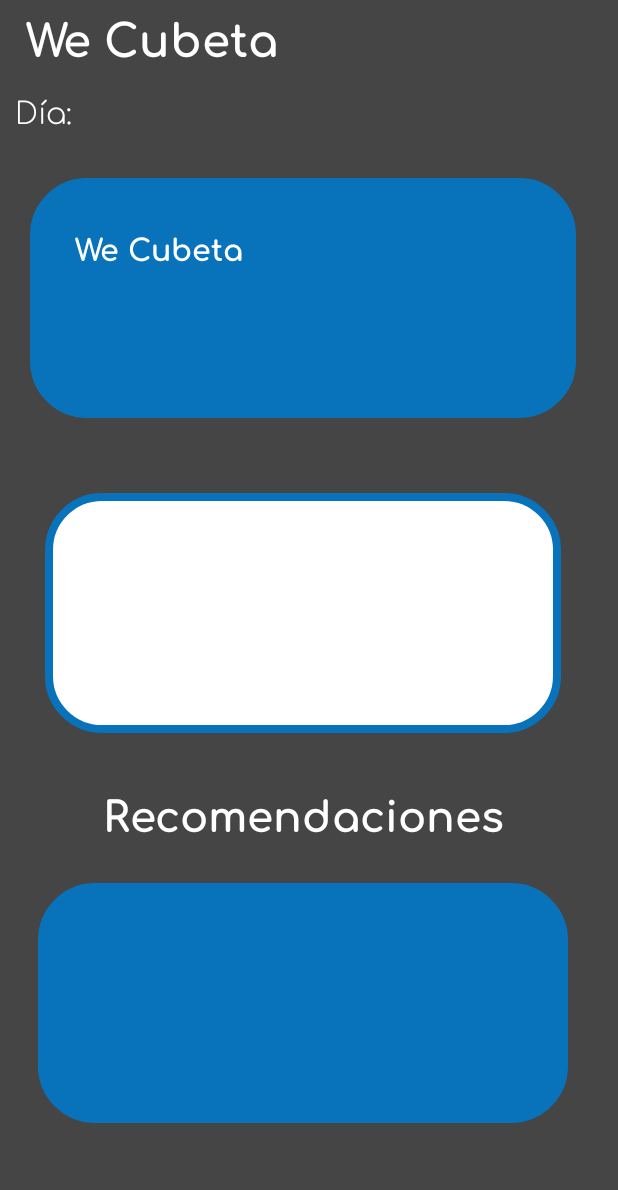
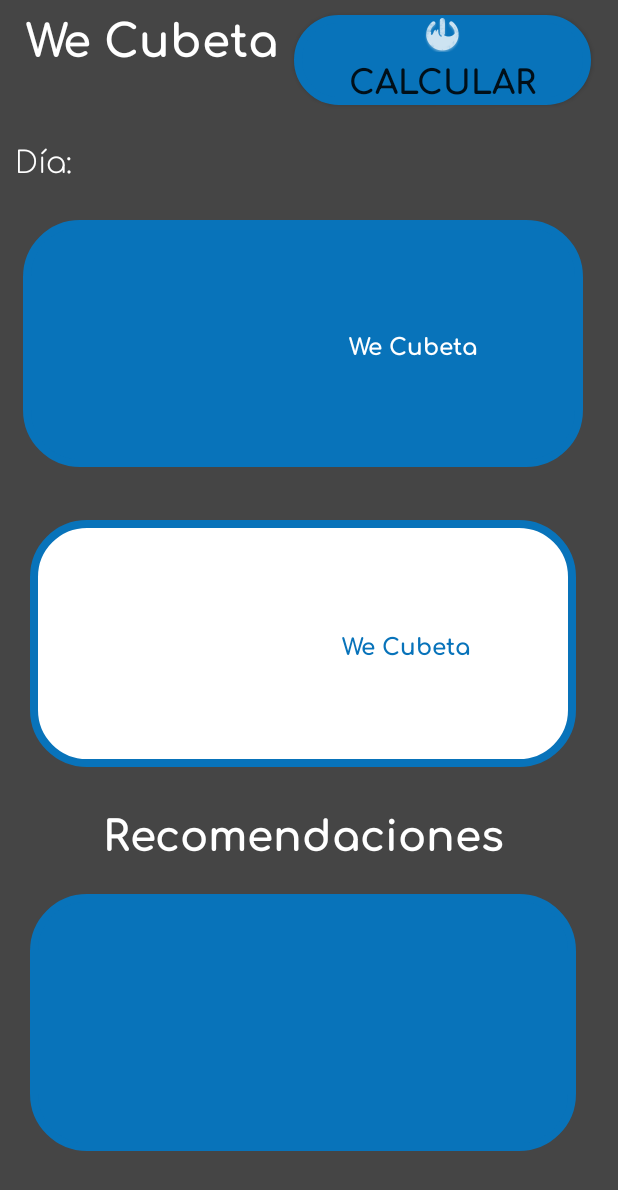
Before and after one commit to RaulHdzDev/WeAppb, an Android app: the Wecubeta screen opened directly, with no data from a screen before it, on a phone screen of 412 x 824 dp. Shown: the top 1190 px of the screen. Run offline under Robolectric (Android 15) with nearby library versions, the phone set to English and light mode, and no system bars.

Commit message:
Cambio wecubeta

```diff
--- a/app/src/main/res/layout/activity_iniciosesion.xml
+++ b/app/src/main/res/layout/activity_iniciosesion.xml
@@ -38,6 +38,7 @@
             android:fontFamily="@font/comfortaa_bold"
             android:hint="Correo"
             android:padding="20dp"
+            android:inputType="textEmailAddress"
             android:textAlignment="center"
             android:textColor="#fff"
             android:textColorHint="#fff" />/
--- a/app/src/main/res/layout/activity_opciones.xml
+++ b/app/src/main/res/layout/activity_opciones.xml
@@ -37,13 +37,6 @@
             android:textColor="#fff"
             android:textSize="16sp" />
 
-        <ImageView
-            android:id="@+id/imageView3"
-            android:layout_width="178dp"
-            android:layout_height="161dp"
-            android:layout_marginLeft="110dp"
-            android:layout_marginTop="50dp"
-            app:srcCompat="@drawable/img_opciones" />
 
         <Button
             android:id="@+id/btnCubeta"
@@ -104,6 +97,14 @@
             android:textSize="18dp"
             android:textStyle="bold" />
 
+
+        <ImageView
+            android:layout_marginTop="40dp"
+            android:layout_width="150dp"
+            android:layout_height="150dp"
+            android:layout_gravity="center"
+            android:src="@drawable/logo"
+            />
     </LinearLayout>
 
 
--- a/app/src/main/res/layout/activity_wecubeta.xml
+++ b/app/src/main/res/layout/activity_wecubeta.xml
@@ -16,9 +16,10 @@
         android:layout_margin="0dp"
         >
         <LinearLayout
-            android:layout_width="wrap_content"
-            android:layout_height="match_parent"
+            android:layout_width="match_parent"
+            android:layout_height="wrap_content"
             >
+
 
             <TextView
                 android:layout_width="wrap_content"
@@ -30,6 +31,18 @@
                 android:textColorHint="#fff"
                 android:textSize="30dp" />
 
+            <Button
+                android:layout_width="match_parent"
+                android:layout_height="wrap_content"
+                android:layout_margin="10dp"
+                android:background="@drawable/fondoazul"
+                android:drawableTop="@drawable/botonlogo"
+                android:fontFamily="@font/comfortaa_bold"
+                android:text="Calcular"
+                android:textAlignment="center"
+                android:textSize="22dp"
+                />
+
         </LinearLayout>
 
         <TextView
@@ -40,46 +53,32 @@
             android:text="Día:"
             android:textColor="#fff"
             android:textSize="20dp" />
-        <LinearLayout
-            android:padding="30dp"
+        <TextView
             android:layout_width="match_parent"
-            android:orientation="vertical"
-            android:layout_height="160dp"
-            android:layout_margin="20dp"
+            android:layout_height="match_parent"
+            android:padding="70dp"
+            android:layout_margin="15dp"
+            android:text="We Cubeta"
         android:background="@drawable/fondoazul"
-            ><TextView
-            android:layout_width="wrap_content"
-            android:layout_height="wrap_content"
-            android:text="We Cubeta"
-            android:textSize="20dp"
+            android:textSize="15dp"
             android:fontFamily="@font/comfortaa_bold"
             android:textColor="#fff"
+            android:textAlignment="textEnd"/>
 
+            <TextView
+            android:layout_width="match_parent"
+            android:background="@drawable/contornoazul"
+                android:textAlignment="textEnd"
+            android:layout_height="match_parent"
+            android:text="We Cubeta"
+            android:textSize="15dp"
+            android:fontFamily="@font/comfortaa_bold"
+            android:textColor="#0873BA"
+                android:padding="70dp"
+
+                android:layout_margin="20dp"
                 />
-        </LinearLayout>
 
-        <LinearLayout
-            android:padding="20dp"
-            android:layout_width="match_parent"
-            android:orientation="vertical"
-            android:layout_height="160dp"
-            android:layout_margin="30dp"
-            android:background="@drawable/contornoazul"
-            ><TextView
-            android:layout_width="wrap_content"
-            android:layout_height="wrap_content"
-            android:text="We Cubeta"
-            android:textSize="20dp"
-            android:fontFamily="@font/comfortaa_bold"
-            android:textColor="#fff"
-
-            />
-        </LinearLayout>
-        <LinearLayout
-            android:layout_width="wrap_content"
-            android:layout_height="match_parent"
-            android:layout_gravity="center_horizontal"
-            >
             <TextView
                 android:layout_width="wrap_content"
                 android:layout_height="wrap_content"
@@ -90,25 +89,21 @@
                 android:textColorHint="#fff"
                 android:fontFamily="@font/comfortaa_bold"
                 />
-        </LinearLayout>
 
-        <LinearLayout
-            android:padding="20dp"
+
+   <TextView
             android:layout_width="match_parent"
-            android:orientation="vertical"
-            android:layout_height="160dp"
-            android:layout_margin="25dp"
+            android:layout_height="match_parent"
+            android:textSize="20dp"
             android:background="@drawable/fondoazul"
-            ><TextView
-            android:layout_width="wrap_content"
-            android:layout_height="wrap_content"
-            android:textSize="20dp"
             android:fontFamily="@font/comfortaa_bold"
             android:textColor="#fff"
+            android:padding="70dp"
 
+            android:layout_margin="20dp"
        />
-        </LinearLayout>
         </LinearLayout>
 
 
+
 </RelativeLayout>
```
Also changed, not shown: app/src/main/res/drawable-hdpi/botonlogo.png (added), app/src/main/res/drawable-mdpi/botonlogo.png (added), app/src/main/res/drawable-xhdpi/botonlogo.png (added), app/src/main/res/drawable-xxhdpi/botonlogo.png (added), app/src/main/res/drawable-xxxhdpi/botonlogo.png (added). Lines whose indentation alone changed are shown as unchanged.
